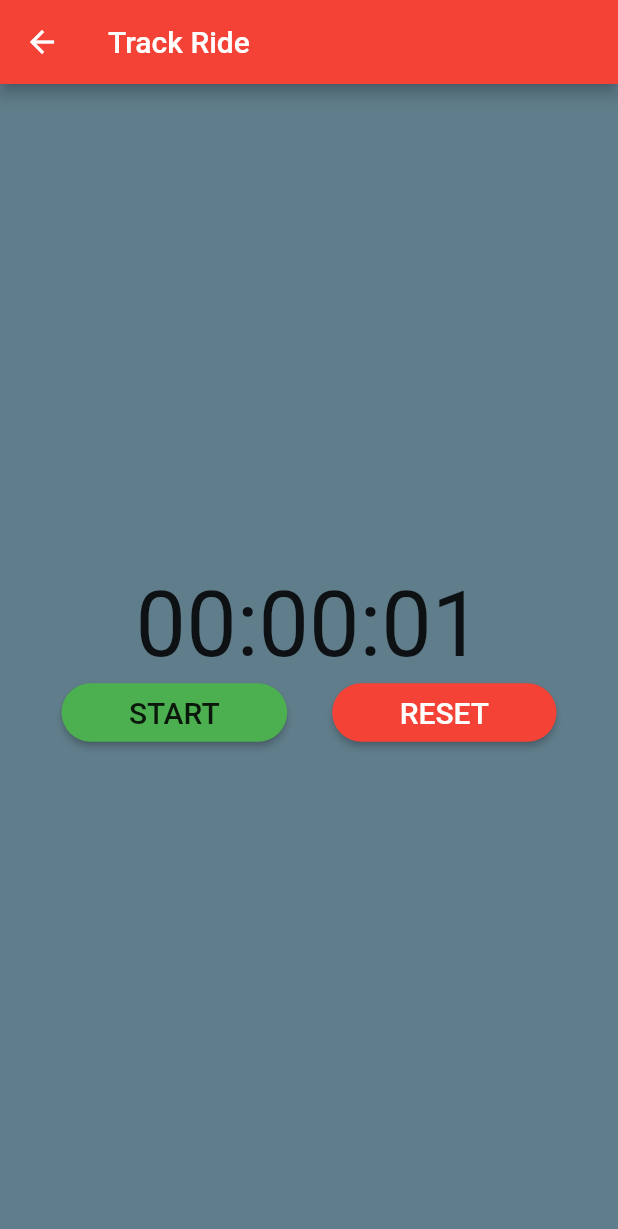
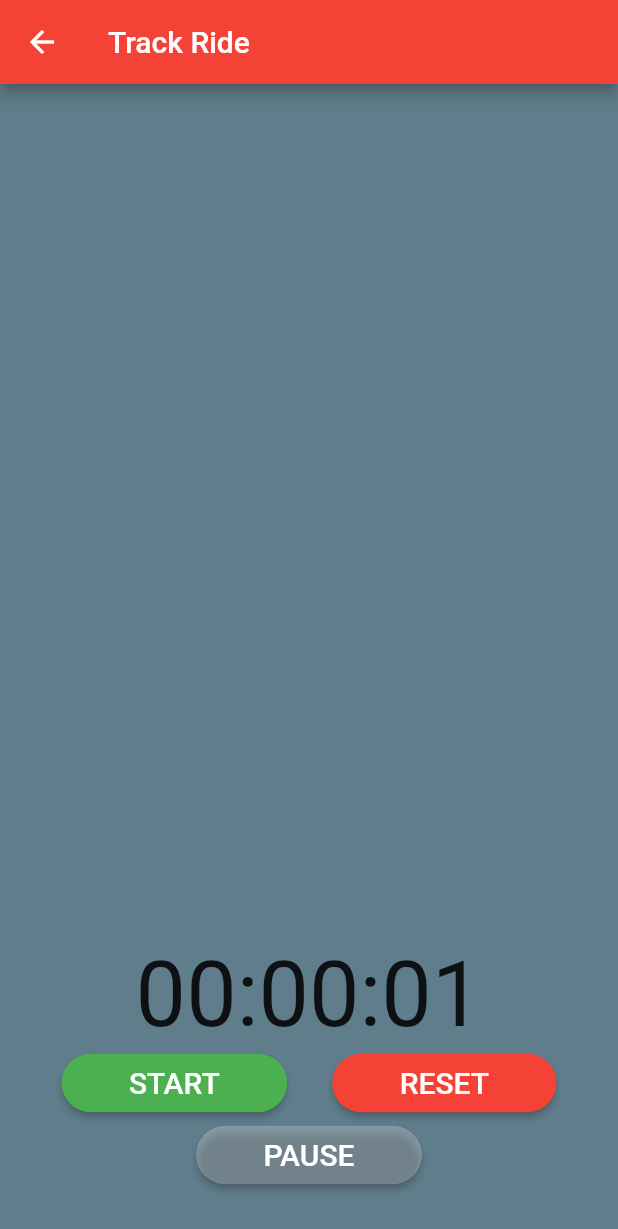
Before and after one commit to cbfiggins/PedalMaps, a Flutter app: the distanceTraveled screen opened by its route, after a tap on "START", on a phone screen of 412 x 824 dp. Shown: the top 1229 px of the screen. Run offline on Flutter 3.47's test engine with Material 2 defaults, Android fonts, the phone set to English and light mode, and no system bars.

Commit message:
added pause functionality to stopwatch

```diff
--- a/pedal_maps/lib/distanceTraveled.dart
+++ b/pedal_maps/lib/distanceTraveled.dart
@@ -12,6 +12,9 @@ class _distanceTraveled extends State<distanceTraveled> {
   var secondsStr = '00';
   var timerStream, timerSubscription;
   var start_pressed = false;
+  var pause_pressed = false;
+
+  int prevTick = 0;
 
   @override
   Widget build(BuildContext context) {
@@ -23,7 +26,7 @@ class _distanceTraveled extends State<distanceTraveled> {
       backgroundColor: Colors.blueGrey,
       body: Center(
         child: Column(
-          mainAxisAlignment: MainAxisAlignment.center,
+          mainAxisAlignment: MainAxisAlignment.end,
           children: [
             Text(
               "$hoursStr:$minutesStr:$secondsStr",
@@ -38,9 +41,9 @@ class _distanceTraveled extends State<distanceTraveled> {
                   padding: EdgeInsets.symmetric(horizontal: 45.0, vertical: 8.0),
                   shape: RoundedRectangleBorder(borderRadius: BorderRadius.circular(30)),
                   color: Colors.green,
-                  child: Text(
-                    'START',
+                  child: Text('START',
                     style: TextStyle(
+                      color: Colors.white,
                       fontSize: 20.0,
                     ),
                   ),
@@ -61,9 +64,32 @@ class _distanceTraveled extends State<distanceTraveled> {
                               .floor()
                               .toString()
                               .padLeft(2, '0');
+                          prevTick = newTick;
                         });
                       });
                       start_pressed = true;
+
+                    }
+                    if(start_pressed == true && pause_pressed == true){
+                      timerStream = stopWatchStream();
+                      timerSubscription = timerStream.listen((int newTick) {
+                        setState(() {
+                          hoursStr = (((prevTick + 1) / (60 * 60)) % 60)
+                              .floor()
+                              .toString()
+                              .padLeft(2, '0');
+                          minutesStr = (((prevTick + 1) / 60) % 60)
+                              .floor()
+                              .toString()
+                              .padLeft(2, '0');
+                          secondsStr = ((prevTick + 1) % 60)
+                              .floor()
+                              .toString()
+                              .padLeft(2, '0');
+                          prevTick = prevTick + 1;
+                        });
+                      });
+                      pause_pressed = false;
                     }
                   },
                 ),
@@ -86,12 +112,35 @@ class _distanceTraveled extends State<distanceTraveled> {
                       hoursStr = '00';
                       minutesStr = '00';
                       secondsStr = '00';
+                      prevTick = 0;
                     });
                     start_pressed = false;
+                    pause_pressed = false;
                   },
                 ),
               ], // RowChildren
             ),
+            RaisedButton(
+              padding: EdgeInsets.symmetric(horizontal: 45.0, vertical: 8.0),
+              shape: RoundedRectangleBorder(borderRadius: BorderRadius.circular(30)),
+              color: Colors.white24,
+              child: Text(
+                'PAUSE',
+                style: TextStyle(
+                  color: Colors.white,
+                  fontSize: 20.0,
+                ),
+              ),
+              onPressed: (){
+                if(start_pressed == true){
+                  //timerStream.stop();
+                  timerSubscription.cancel();
+                  timerStream = null;
+                  pause_pressed = true;
+                }
+              },
+            ),
+            SizedBox(height: 30.0)
           ], // ColumnChildren
         ),
       ),
--- a/pedal_maps/lib/stopwatch.dart
+++ b/pedal_maps/lib/stopwatch.dart
@@ -10,6 +10,7 @@ Stream<int> stopWatchStream() {
   int counter = 0;
 
   //check timer is running, if so stop process, reset timer and counter
+
   void stopTimer() {
     if (timer != null) {
       timer.cancel();
```
Lines whose indentation alone changed are shown as unchanged.
